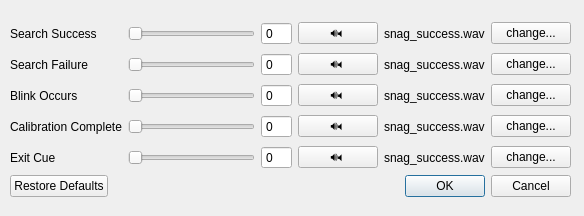
Qt form OpenBlink/GuiProjectBackup/OpenBlink2/soundsettingsdialogue.ui (KapitalRoser/OpenBlink) before a commit.
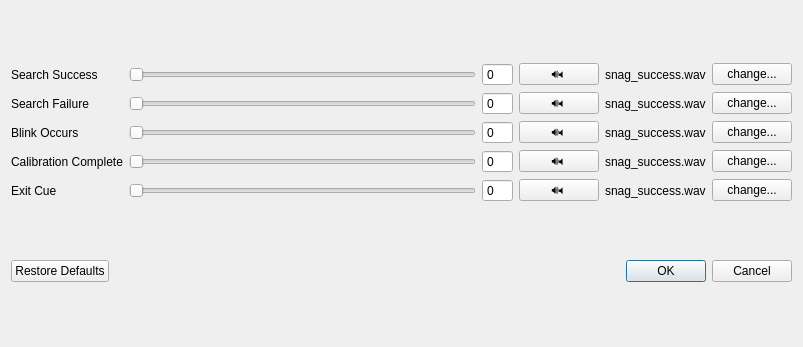
The same form after that commit.

```diff
--- a/OpenBlink/GuiProjectBackup/OpenBlink2/soundsettingsdialogue.ui
+++ b/OpenBlink/GuiProjectBackup/OpenBlink2/soundsettingsdialogue.ui
@@ -6,39 +6,47 @@
    <rect>
     <x>0</x>
     <y>0</y>
-    <width>584</width>
-    <height>216</height>
+    <width>803</width>
+    <height>347</height>
    </rect>
   </property>
   <property name="windowTitle">
    <string>Dialog</string>
   </property>
-  <widget class="QDialogButtonBox" name="buttonBox">
-   <property name="geometry">
-    <rect>
-     <x>10</x>
-     <y>170</y>
-     <width>561</width>
-     <height>32</height>
-    </rect>
-   </property>
-   <property name="orientation">
-    <enum>Qt::Horizontal</enum>
-   </property>
-   <property name="standardButtons">
-    <set>QDialogButtonBox::Cancel|QDialogButtonBox::Ok|QDialogButtonBox::RestoreDefaults</set>
-   </property>
-  </widget>
-  <widget class="QWidget" name="">
-   <property name="geometry">
-    <rect>
-     <x>10</x>
-     <y>20</y>
-     <width>561</width>
-     <height>151</height>
-    </rect>
-   </property>
-   <layout class="QGridLayout" name="gridLayout">
+  <layout class="QVBoxLayout" name="verticalLayout">
+   <item>
+    <layout class="QGridLayout" name="gridMain">
+     <item row="4" column="2">
+      <widget class="QSpinBox" name="cueBox">
+       <property name="buttonSymbols">
+        <enum>QAbstractSpinBox::NoButtons</enum>
+       </property>
+       <property name="maximum">
+        <number>100</number>
+       </property>
+      </widget>
+     </item>
+     <item row="1" column="0">
+      <widget class="QLabel" name="label_4">
+       <property name="text">
+        <string>Search Failure</string>
+       </property>
+      </widget>
+     </item>
+     <item row="2" column="5">
+      <widget class="QPushButton" name="occursChange">
+       <property name="text">
+        <string>change...</string>
+       </property>
+      </widget>
+     </item>
+     <item row="3" column="5">
+      <widget class="QPushButton" name="completeChange">
+       <property name="text">
+        <string>change...</string>
+       </property>
+      </widget>
+     </item>
     <item row="0" column="0">
      <widget class="QLabel" name="label">
       <property name="text">
@@ -51,6 +59,9 @@
       <property name="maximum">
        <number>100</number>
       </property>
+       <property name="pageStep">
+        <number>1</number>
+       </property>
       <property name="value">
        <number>0</number>
       </property>
@@ -60,63 +71,38 @@
       <property name="orientation">
        <enum>Qt::Horizontal</enum>
       </property>
-     </widget>
-    </item>
-    <item row="0" column="2">
-     <widget class="QSpinBox" name="successBox">
-      <property name="buttonSymbols">
-       <enum>QAbstractSpinBox::NoButtons</enum>
-      </property>
-      <property name="maximum">
-       <number>100</number>
-      </property>
-     </widget>
-    </item>
-    <item row="0" column="3">
-     <widget class="QPushButton" name="successMute">
-      <property name="text">
-       <string>🔊🔈</string>
-      </property>
-     </widget>
-    </item>
-    <item row="0" column="4">
-     <widget class="QLabel" name="successFileLabel">
-      <property name="text">
-       <string>snag_success.wav</string>
+       <property name="tickPosition">
+        <enum>QSlider::NoTicks</enum>
+       </property>
+      </widget>
+     </item>
+     <item row="4" column="1">
+      <widget class="QSlider" name="cueSlide">
+       <property name="pageStep">
+        <number>1</number>
+       </property>
+       <property name="orientation">
+        <enum>Qt::Horizontal</enum>
       </property>
      </widget>
     </item>
-    <item row="0" column="5">
-     <widget class="QPushButton" name="successChange">
+     <item row="4" column="5">
+      <widget class="QPushButton" name="cueChange">
       <property name="text">
        <string>change...</string>
       </property>
      </widget>
     </item>
-    <item row="1" column="0">
-     <widget class="QLabel" name="label_4">
-      <property name="text">
-       <string>Search Failure</string>
-      </property>
-     </widget>
-    </item>
     <item row="1" column="1">
      <widget class="QSlider" name="failureSlide">
+       <property name="pageStep">
+        <number>1</number>
+       </property>
       <property name="orientation">
        <enum>Qt::Horizontal</enum>
       </property>
      </widget>
     </item>
-    <item row="1" column="2">
-     <widget class="QSpinBox" name="failureBox">
-      <property name="buttonSymbols">
-       <enum>QAbstractSpinBox::NoButtons</enum>
-      </property>
-      <property name="maximum">
-       <number>100</number>
-      </property>
-     </widget>
-    </item>
     <item row="1" column="3">
      <widget class="QPushButton" name="failureMute">
       <property name="text">
@@ -124,13 +110,47 @@
       </property>
      </widget>
     </item>
-    <item row="1" column="4">
-     <widget class="QLabel" name="failureFileLabel">
+     <item row="3" column="1">
+      <widget class="QSlider" name="completeSlide">
+       <property name="pageStep">
+        <number>1</number>
+       </property>
+       <property name="orientation">
+        <enum>Qt::Horizontal</enum>
+       </property>
+      </widget>
+     </item>
+     <item row="3" column="4">
+      <widget class="QLabel" name="completeFileLabel">
       <property name="text">
        <string>snag_success.wav</string>
       </property>
      </widget>
     </item>
+     <item row="3" column="0">
+      <widget class="QLabel" name="label_8">
+       <property name="text">
+        <string>Calibration Complete</string>
+       </property>
+      </widget>
+     </item>
+     <item row="2" column="2">
+      <widget class="QSpinBox" name="occursBox">
+       <property name="buttonSymbols">
+        <enum>QAbstractSpinBox::NoButtons</enum>
+       </property>
+       <property name="maximum">
+        <number>100</number>
+       </property>
+      </widget>
+     </item>
+     <item row="0" column="3">
+      <widget class="QPushButton" name="successMute">
+       <property name="text">
+        <string>🔊🔈</string>
+       </property>
+      </widget>
+     </item>
     <item row="1" column="5">
      <widget class="QPushButton" name="failureChange">
       <property name="text">
@@ -138,6 +158,71 @@
       </property>
      </widget>
     </item>
+     <item row="0" column="2">
+      <widget class="QSpinBox" name="successBox">
+       <property name="buttonSymbols">
+        <enum>QAbstractSpinBox::NoButtons</enum>
+       </property>
+       <property name="maximum">
+        <number>100</number>
+       </property>
+      </widget>
+     </item>
+     <item row="4" column="0">
+      <widget class="QLabel" name="label_10">
+       <property name="text">
+        <string>Exit Cue</string>
+       </property>
+      </widget>
+     </item>
+     <item row="1" column="2">
+      <widget class="QSpinBox" name="failureBox">
+       <property name="buttonSymbols">
+        <enum>QAbstractSpinBox::NoButtons</enum>
+       </property>
+       <property name="maximum">
+        <number>100</number>
+       </property>
+      </widget>
+     </item>
+     <item row="2" column="3">
+      <widget class="QPushButton" name="occursMute">
+       <property name="text">
+        <string>🔊🔈</string>
+       </property>
+      </widget>
+     </item>
+     <item row="0" column="5">
+      <widget class="QPushButton" name="successChange">
+       <property name="text">
+        <string>change...</string>
+       </property>
+      </widget>
+     </item>
+     <item row="3" column="2">
+      <widget class="QSpinBox" name="completeBox">
+       <property name="buttonSymbols">
+        <enum>QAbstractSpinBox::NoButtons</enum>
+       </property>
+       <property name="maximum">
+        <number>100</number>
+       </property>
+      </widget>
+     </item>
+     <item row="0" column="4">
+      <widget class="QLabel" name="successFileLabel">
+       <property name="text">
+        <string>snag_success.wav</string>
+       </property>
+      </widget>
+     </item>
+     <item row="1" column="4">
+      <widget class="QLabel" name="failureFileLabel">
+       <property name="text">
+        <string>snag_success.wav</string>
+       </property>
+      </widget>
+     </item>
     <item row="2" column="0">
      <widget class="QLabel" name="label_6">
       <property name="text">
@@ -145,30 +230,23 @@
       </property>
      </widget>
     </item>
+     <item row="4" column="4">
+      <widget class="QLabel" name="cueFileLabel">
+       <property name="text">
+        <string>snag_success.wav</string>
+       </property>
+      </widget>
+     </item>
     <item row="2" column="1">
      <widget class="QSlider" name="occursSlide">
+       <property name="pageStep">
+        <number>1</number>
+       </property>
       <property name="orientation">
        <enum>Qt::Horizontal</enum>
       </property>
      </widget>
     </item>
-    <item row="2" column="2">
-     <widget class="QSpinBox" name="occursBox">
-      <property name="buttonSymbols">
-       <enum>QAbstractSpinBox::NoButtons</enum>
-      </property>
-      <property name="maximum">
-       <number>100</number>
-      </property>
-     </widget>
-    </item>
-    <item row="2" column="3">
-     <widget class="QPushButton" name="occursMute">
-      <property name="text">
-       <string>🔊🔈</string>
-      </property>
-     </widget>
-    </item>
     <item row="2" column="4">
      <widget class="QLabel" name="occursFileLabel">
       <property name="text">
@@ -176,82 +254,6 @@
       </property>
      </widget>
     </item>
-    <item row="2" column="5">
-     <widget class="QPushButton" name="occursChange">
-      <property name="text">
-       <string>change...</string>
-      </property>
-     </widget>
-    </item>
-    <item row="3" column="0">
-     <widget class="QLabel" name="label_8">
-      <property name="text">
-       <string>Calibration Complete</string>
-      </property>
-     </widget>
-    </item>
-    <item row="3" column="1">
-     <widget class="QSlider" name="completeSlide">
-      <property name="orientation">
-       <enum>Qt::Horizontal</enum>
-      </property>
-     </widget>
-    </item>
-    <item row="3" column="2">
-     <widget class="QSpinBox" name="completeBox">
-      <property name="buttonSymbols">
-       <enum>QAbstractSpinBox::NoButtons</enum>
-      </property>
-      <property name="maximum">
-       <number>100</number>
-      </property>
-     </widget>
-    </item>
-    <item row="3" column="3">
-     <widget class="QPushButton" name="completeMute">
-      <property name="text">
-       <string>🔊🔈</string>
-      </property>
-     </widget>
-    </item>
-    <item row="3" column="4">
-     <widget class="QLabel" name="completeFileLabel">
-      <property name="text">
-       <string>snag_success.wav</string>
-      </property>
-     </widget>
-    </item>
-    <item row="3" column="5">
-     <widget class="QPushButton" name="completeChange">
-      <property name="text">
-       <string>change...</string>
-      </property>
-     </widget>
-    </item>
-    <item row="4" column="0">
-     <widget class="QLabel" name="label_10">
-      <property name="text">
-       <string>Exit Cue</string>
-      </property>
-     </widget>
-    </item>
-    <item row="4" column="1">
-     <widget class="QSlider" name="cueSlide">
-      <property name="orientation">
-       <enum>Qt::Horizontal</enum>
-      </property>
-     </widget>
-    </item>
-    <item row="4" column="2">
-     <widget class="QSpinBox" name="cueBox">
-      <property name="buttonSymbols">
-       <enum>QAbstractSpinBox::NoButtons</enum>
-      </property>
-      <property name="maximum">
-       <number>100</number>
-      </property>
-     </widget>
-    </item>
     <item row="4" column="3">
      <widget class="QPushButton" name="cueMute">
       <property name="text">
@@ -259,22 +261,26 @@
       </property>
      </widget>
     </item>
-    <item row="4" column="4">
-     <widget class="QLabel" name="cueFileLabel">
+     <item row="3" column="3">
+      <widget class="QPushButton" name="completeMute">
       <property name="text">
-       <string>snag_success.wav</string>
+        <string>🔊🔈</string>
       </property>
      </widget>
     </item>
-    <item row="4" column="5">
-     <widget class="QPushButton" name="cueChange">
-      <property name="text">
-       <string>change...</string>
-      </property>
+    </layout>
+   </item>
+   <item>
+    <widget class="QDialogButtonBox" name="buttonBox">
+     <property name="orientation">
+      <enum>Qt::Horizontal</enum>
+     </property>
+     <property name="standardButtons">
+      <set>QDialogButtonBox::Cancel|QDialogButtonBox::Ok|QDialogButtonBox::RestoreDefaults</set>
+     </property>
      </widget>
     </item>
    </layout>
-  </widget>
  </widget>
  <resources/>
  <connections>
```
Left out of the diff: 8 changed lines with no effect on the pictures. Lines whose indentation alone changed are shown as unchanged.
